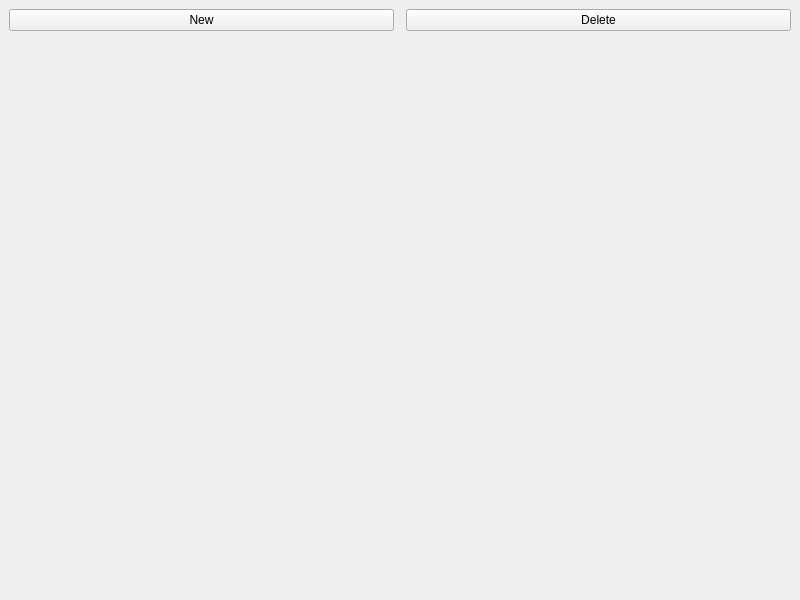
Qt form mainwindow.ui (Dylan-Gresham/MyLibraryApp) before a commit.
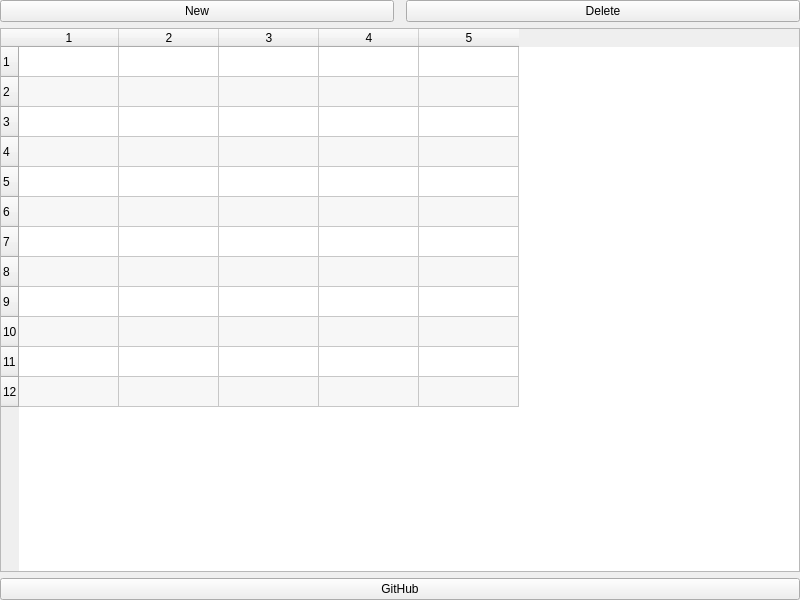
The same form after that commit.

Commit message:
Create basic layout
Need to figure out how to make table resize to fill the parent container

```diff
--- a/mainwindow.ui
+++ b/mainwindow.ui
@@ -15,6 +15,18 @@
   </property>
   <widget class="QWidget" name="centralwidget">
    <layout class="QVBoxLayout" name="verticalLayout" stretch="1,10,1">
+    <property name="leftMargin">
+     <number>0</number>
+    </property>
+    <property name="topMargin">
+     <number>0</number>
+    </property>
+    <property name="rightMargin">
+     <number>0</number>
+    </property>
+    <property name="bottomMargin">
+     <number>0</number>
+    </property>
     <item>
      <layout class="QHBoxLayout" name="horizontalLayout">
       <property name="spacing">
@@ -37,10 +49,49 @@
      </layout>
     </item>
     <item>
-     <layout class="QGridLayout" name="gridLayout"/>
+     <layout class="QHBoxLayout" name="horizontalLayout_3">
+      <item>
+       <widget class="QTableWidget" name="tableWidget">
+        <property name="alternatingRowColors">
+         <bool>true</bool>
+        </property>
+        <property name="rowCount">
+         <number>12</number>
+        </property>
+        <property name="columnCount">
+         <number>5</number>
+        </property>
+        <row/>
+        <row/>
+        <row/>
+        <row/>
+        <row/>
+        <row/>
+        <row/>
+        <row/>
+        <row/>
+        <row/>
+        <row/>
+        <row/>
+        <column/>
+        <column/>
+        <column/>
+        <column/>
+        <column/>
+       </widget>
+      </item>
+     </layout>
     </item>
     <item>
-     <layout class="QHBoxLayout" name="horizontalLayout_2"/>
+     <layout class="QHBoxLayout" name="horizontalLayout_2">
+      <item>
+       <widget class="QPushButton" name="pushButton">
+        <property name="text">
+         <string>GitHub</string>
+        </property>
+       </widget>
+      </item>
+     </layout>
     </item>
    </layout>
   </widget>
```
